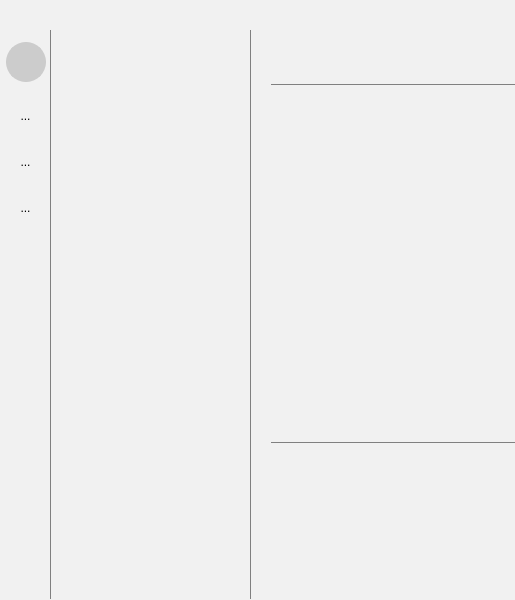
siju-m/AllChat, file AllChatClient/mainwindow.ui: the form before one commit; both pictures show x 0 to 515 and y 0 to 600 of the 800 by 600 pixel window.
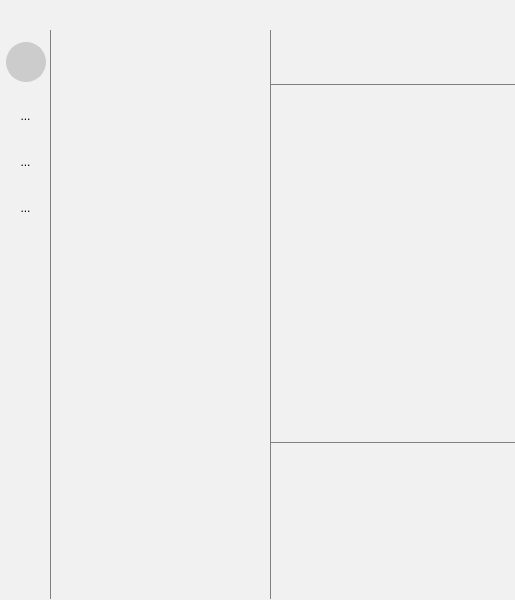
The form after the commit. The open tabs and pages were chosen to show the change. Icons and pictures are not drawn. Custom widgets are drawn as their Qt base class.

```diff
--- a/AllChatClient/mainwindow.ui
+++ b/AllChatClient/mainwindow.ui
@@ -521,7 +521,7 @@
            <widget class="QListView" name="friendApplyList">
             <property name="maximumSize">
              <size>
-              <width>200</width>
+              <width>16777215</width>
               <height>16777215</height>
              </size>
             </property>
@@ -591,6 +591,17 @@
                </item>
                <item>
                 <widget class="QLabel" name="chatPartner">
+                 <property name="font">
+                  <font>
+                   <pointsize>16</pointsize>
+                   <bold>true</bold>
+                  </font>
+                 </property>
+                 <property name="styleSheet">
+                  <string notr="true">QLabel{
+font-weight: bold;
+}</string>
+                 </property>
                  <property name="text">
                   <string/>
                  </property>
```
